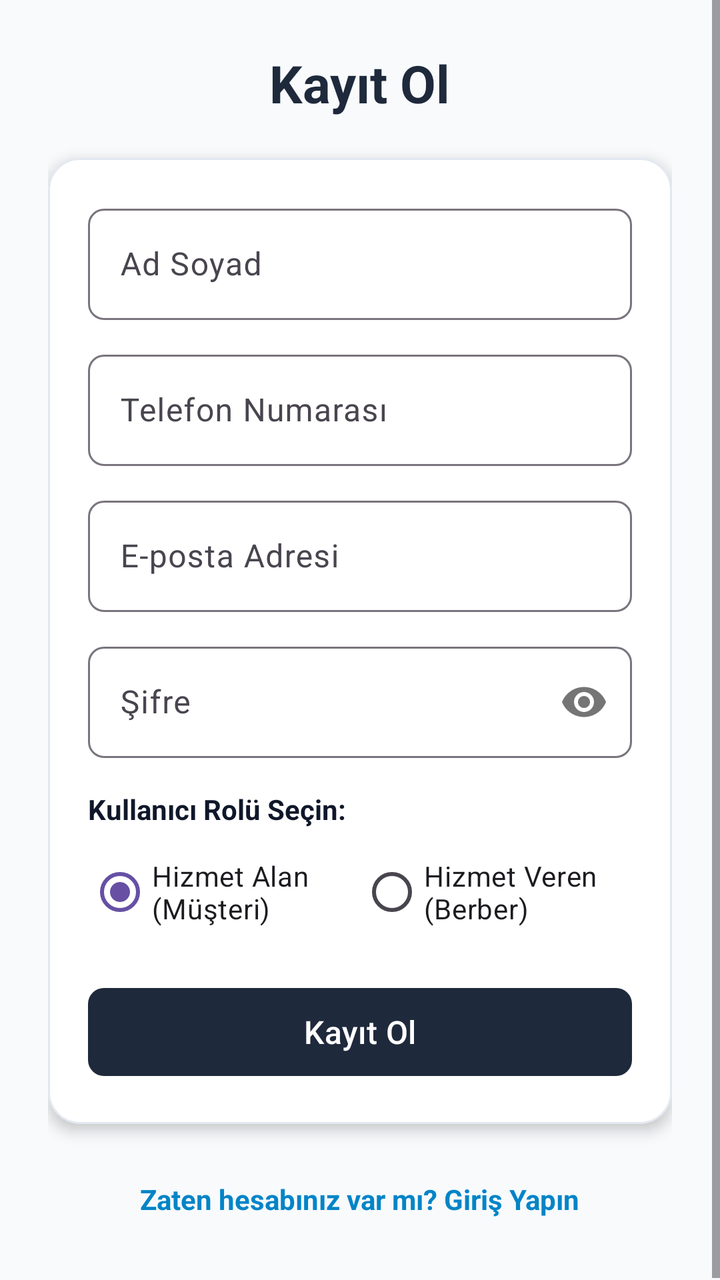
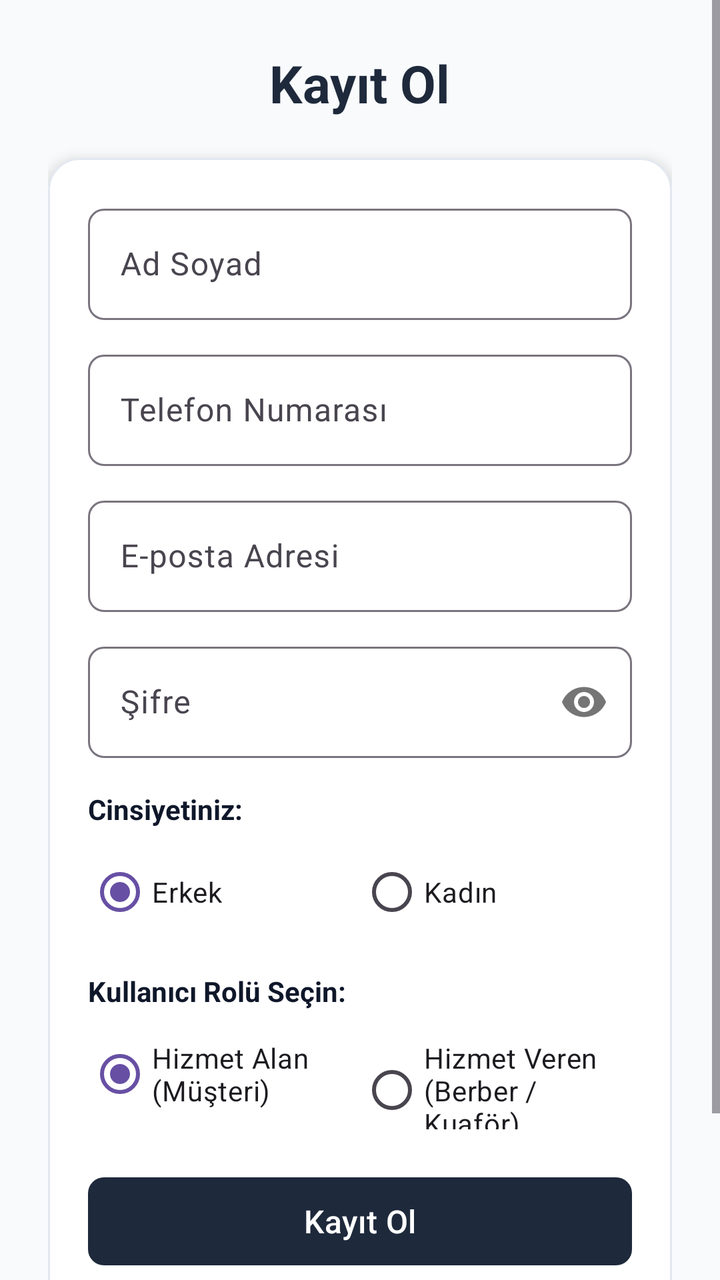

The first picture is an Android layout as it rendered before a commit; the second is the same layout after the commit. The layout source and the unified diff follow.
<!-- AndroidManifest.xml: application theme Theme.Berber -->
<!-- res/layout/activity_register.xml -->
<?xml version="1.0" encoding="utf-8"?>
<ScrollView xmlns:android="http://schemas.android.com/apk/res/android"
    xmlns:app="http://schemas.android.com/apk/res-auto"
    android:layout_width="match_parent"
    android:layout_height="match_parent"
    android:fillViewport="true"
    android:background="@color/bg_main">

    <LinearLayout
        android:layout_width="match_parent"
        android:layout_height="wrap_content"
        android:gravity="center_horizontal"
        android:orientation="vertical"
        android:padding="24dp">

        <TextView
            android:layout_width="wrap_content"
            android:layout_height="wrap_content"
            android:text="@string/register"
            android:textColor="@color/primary"
            android:textSize="26sp"
            android:textStyle="bold" />

        <com.google.android.material.card.MaterialCardView
            android:layout_width="match_parent"
            android:layout_height="wrap_content"
            android:layout_marginTop="20dp"
            app:cardCornerRadius="16dp"
            app:cardElevation="4dp"
            app:cardBackgroundColor="@color/card_bg"
            app:strokeColor="@color/divider"
            app:strokeWidth="1dp">

            <LinearLayout
                android:layout_width="match_parent"
                android:layout_height="wrap_content"
                android:orientation="vertical"
                android:padding="20dp">

                <com.google.android.material.textfield.TextInputLayout
                    android:layout_width="match_parent"
                    android:layout_height="wrap_content"
                    android:hint="@string/full_name"
                    app:boxBackgroundMode="outline"
                    app:boxCornerRadiusTopStart="8dp"
                    app:boxCornerRadiusTopEnd="8dp"
                    app:boxCornerRadiusBottomStart="8dp"
                    app:boxCornerRadiusBottomEnd="8dp">

                    <com.google.android.material.textfield.TextInputEditText
                        android:id="@+id/etName"
                        android:layout_width="match_parent"
                        android:layout_height="wrap_content"
                        android:inputType="textPersonName" />

                </com.google.android.material.textfield.TextInputLayout>

                <com.google.android.material.textfield.TextInputLayout
                    android:layout_width="match_parent"
                    android:layout_height="wrap_content"
                    android:layout_marginTop="12dp"
                    android:hint="@string/phone"
                    app:boxBackgroundMode="outline"
                    app:boxCornerRadiusTopStart="8dp"
                    app:boxCornerRadiusTopEnd="8dp"
                    app:boxCornerRadiusBottomStart="8dp"
                    app:boxCornerRadiusBottomEnd="8dp">

                    <com.google.android.material.textfield.TextInputEditText
                        android:id="@+id/etPhone"
                        android:layout_width="match_parent"
                        android:layout_height="wrap_content"
                        android:inputType="phone" />

                </com.google.android.material.textfield.TextInputLayout>

                <com.google.android.material.textfield.TextInputLayout
                    android:layout_width="match_parent"
                    android:layout_height="wrap_content"
                    android:layout_marginTop="12dp"
                    android:hint="@string/email"
                    app:boxBackgroundMode="outline"
                    app:boxCornerRadiusTopStart="8dp"
                    app:boxCornerRadiusTopEnd="8dp"
                    app:boxCornerRadiusBottomStart="8dp"
                    app:boxCornerRadiusBottomEnd="8dp">

                    <com.google.android.material.textfield.TextInputEditText
                        android:id="@+id/etEmail"
                        android:layout_width="match_parent"
                        android:layout_height="wrap_content"
                        android:inputType="textEmailAddress" />

                </com.google.android.material.textfield.TextInputLayout>

                <com.google.android.material.textfield.TextInputLayout
                    android:layout_width="match_parent"
                    android:layout_height="wrap_content"
                    android:layout_marginTop="12dp"
                    android:hint="@string/password"
                    app:passwordToggleEnabled="true"
                    app:boxBackgroundMode="outline"
                    app:boxCornerRadiusTopStart="8dp"
                    app:boxCornerRadiusTopEnd="8dp"
                    app:boxCornerRadiusBottomStart="8dp"
                    app:boxCornerRadiusBottomEnd="8dp">

                    <com.google.android.material.textfield.TextInputEditText
                        android:id="@+id/etPassword"
                        android:layout_width="match_parent"
                        android:layout_height="wrap_content"
                        android:inputType="textPassword" />

                </com.google.android.material.textfield.TextInputLayout>

                <TextView
                    android:layout_width="wrap_content"
                    android:layout_height="wrap_content"
                    android:layout_marginTop="16dp"
                    android:text="@string/select_role"
                    android:textColor="@color/text_primary"
                    android:textSize="14sp"
                    android:textStyle="bold" />

                <RadioGroup
                    android:id="@+id/rgRole"
                    android:layout_width="match_parent"
                    android:layout_height="wrap_content"
                    android:layout_marginTop="8dp"
                    android:orientation="horizontal">

                    <RadioButton
                        android:id="@+id/rbCustomer"
                        android:layout_width="0dp"
                        android:layout_height="wrap_content"
                        android:layout_weight="1"
                        android:checked="true"
                        android:text="@string/role_customer" />

                    <RadioButton
                        android:id="@+id/rbBarber"
                        android:layout_width="0dp"
                        android:layout_height="wrap_content"
                        android:layout_weight="1"
                        android:text="@string/role_barber" />

                </RadioGroup>

                <LinearLayout
                    android:id="@+id/layoutBarberExtraFields"
                    android:layout_width="match_parent"
                    android:layout_height="wrap_content"
                    android:layout_marginTop="12dp"
                    android:orientation="vertical"
                    android:visibility="gone">

                    <com.google.android.material.textfield.TextInputLayout
                        android:layout_width="match_parent"
                        android:layout_height="wrap_content"
                        android:hint="@string/shop_name"
                        app:boxBackgroundMode="outline">

                        <com.google.android.material.textfield.TextInputEditText
                            android:id="@+id/etShopName"
                            android:layout_width="match_parent"
                            android:layout_height="wrap_content" />

                    </com.google.android.material.textfield.TextInputLayout>

                    <com.google.android.material.textfield.TextInputLayout
                        android:layout_width="match_parent"
                        android:layout_height="wrap_content"
                        android:layout_marginTop="12dp"
                        android:hint="@string/shop_address"
                        app:boxBackgroundMode="outline">

                        <com.google.android.material.textfield.TextInputEditText
                            android:id="@+id/etShopAddress"
                            android:layout_width="match_parent"
                            android:layout_height="wrap_content" />

                    </com.google.android.material.textfield.TextInputLayout>

                    <com.google.android.material.textfield.TextInputLayout
                        android:layout_width="match_parent"
                        android:layout_height="wrap_content"
                        android:layout_marginTop="12dp"
                        android:hint="@string/working_hours"
                        app:boxBackgroundMode="outline">

                        <com.google.android.material.textfield.TextInputEditText
                            android:id="@+id/etWorkingHours"
                            android:layout_width="match_parent"
                            android:layout_height="wrap_content"
                            android:text="09:00 - 20:00" />

                    </com.google.android.material.textfield.TextInputLayout>

                </LinearLayout>

                <ProgressBar
                    android:id="@+id/progressBar"
                    android:layout_width="wrap_content"
                    android:layout_height="wrap_content"
                    android:layout_gravity="center"
                    android:layout_marginTop="16dp"
                    android:visibility="gone" />

                <com.google.android.material.button.MaterialButton
                    android:id="@+id/btnRegister"
                    android:layout_width="match_parent"
                    android:layout_height="52dp"
                    android:layout_marginTop="20dp"
                    android:text="@string/register"
                    android:textColor="@color/white"
                    android:textSize="16sp"
                    app:backgroundTint="@color/primary"
                    app:cornerRadius="8dp" />

            </LinearLayout>

        </com.google.android.material.card.MaterialCardView>

        <TextView
            android:id="@+id/tvLoginRedirect"
            android:layout_width="wrap_content"
            android:layout_height="wrap_content"
            android:layout_marginTop="20dp"
            android:padding="8dp"
            android:text="@string/already_have_account"
            android:textColor="@color/accent"
            android:textSize="14sp"
            android:textStyle="bold" />

    </LinearLayout>

</ScrollView>
<!-- resources referenced by this layout -->
<resources>
  <color name="accent">#0284C7</color>
  <color name="bg_main">#F8FAFC</color>
  <color name="card_bg">#FFFFFF</color>
  <color name="divider">#E2E8F0</color>
  <color name="primary">#1E293B</color>
  <color name="text_primary">#0F172A</color>
  <color name="white">#FFFFFFFF</color>
  <string name="already_have_account">Zaten hesabınız var mı? Giriş Yapın</string>
  <string name="email">E-posta Adresi</string>
  <string name="full_name">Ad Soyad</string>
  <string name="password">Şifre</string>
  <string name="phone">Telefon Numarası</string>
  <string name="register">Kayıt Ol</string>
  <string name="role_barber">Hizmet Veren (Berber)</string>
  <string name="role_customer">Hizmet Alan (Müşteri)</string>
  <string name="select_role">Kullanıcı Rolü Seçin:</string>
  <string name="shop_address">Dükkan Adresi</string>
  <string name="shop_name">Dükkan / Berber Adı</string>
  <string name="working_hours">Çalışma Saatleri (Örn: 09:00 – 20:00)</string>
  <style name="Theme.Berber" parent="Base.Theme.Berber" />
  <style name="Base.Theme.Berber" parent="Theme.Material3.DayNight.NoActionBar">
          
          
      </style>
</resources>

<!-- the commit's change to res/layout/activity_register.xml (unified diff, before → after) -->
@@ -113,6 +113,41 @@
 
                 </com.google.android.material.textfield.TextInputLayout>
 
+                
+                <TextView
+                    android:layout_width="wrap_content"
+                    android:layout_height="wrap_content"
+                    android:layout_marginTop="16dp"
+                    android:text="@string/select_gender"
+                    android:textColor="@color/text_primary"
+                    android:textSize="14sp"
+                    android:textStyle="bold" />
+
+                <RadioGroup
+                    android:id="@+id/rgGender"
+                    android:layout_width="match_parent"
+                    android:layout_height="wrap_content"
+                    android:layout_marginTop="8dp"
+                    android:orientation="horizontal">
+
+                    <RadioButton
+                        android:id="@+id/rbMale"
+                        android:layout_width="0dp"
+                        android:layout_height="wrap_content"
+                        android:layout_weight="1"
+                        android:checked="true"
+                        android:text="@string/gender_male" />
+
+                    <RadioButton
+                        android:id="@+id/rbFemale"
+                        android:layout_width="0dp"
+                        android:layout_height="wrap_content"
+                        android:layout_weight="1"
+                        android:text="@string/gender_female" />
+
+                </RadioGroup>
+
+                
                 <TextView
                     android:layout_width="wrap_content"
                     android:layout_height="wrap_content"
<!-- resource entries referenced after the edit -->
@@ -10,14 +10,17 @@
   <string name="already_have_account">Zaten hesabınız var mı? Giriş Yapın</string>
   <string name="email">E-posta Adresi</string>
   <string name="full_name">Ad Soyad</string>
+  <string name="gender_female">Kadın</string>
+  <string name="gender_male">Erkek</string>
   <string name="password">Şifre</string>
   <string name="phone">Telefon Numarası</string>
   <string name="register">Kayıt Ol</string>
-  <string name="role_barber">Hizmet Veren (Berber)</string>
+  <string name="role_barber">Hizmet Veren (Berber / Kuaför)</string>
   <string name="role_customer">Hizmet Alan (Müşteri)</string>
+  <string name="select_gender">Cinsiyetiniz:</string>
   <string name="select_role">Kullanıcı Rolü Seçin:</string>
-  <string name="shop_address">Dükkan Adresi</string>
-  <string name="shop_name">Dükkan / Berber Adı</string>
+  <string name="shop_address">Dükkan / Salon Adresi</string>
+  <string name="shop_name">Dükkan / Salon Adı</string>
   <string name="working_hours">Çalışma Saatleri (Örn: 09:00 – 20:00)</string>
   <style name="Theme.Berber" parent="Base.Theme.Berber" />
   <style name="Base.Theme.Berber" parent="Theme.Material3.DayNight.NoActionBar">
